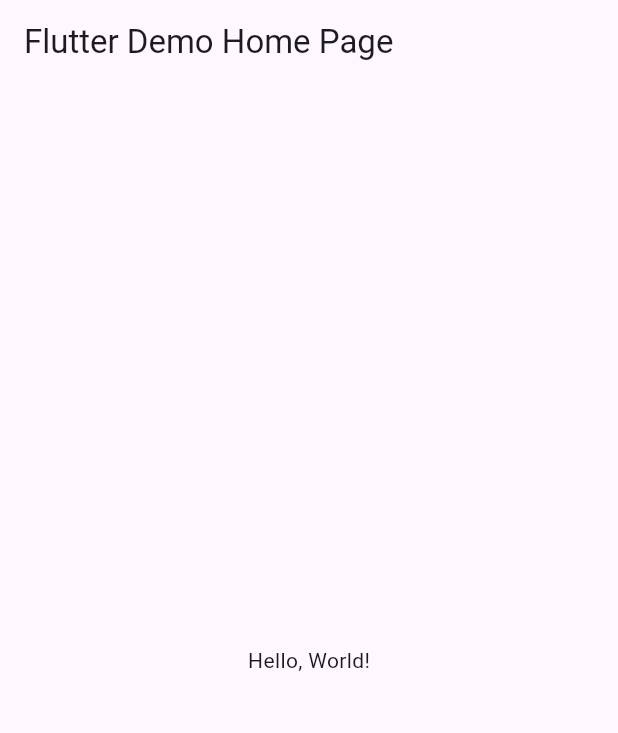
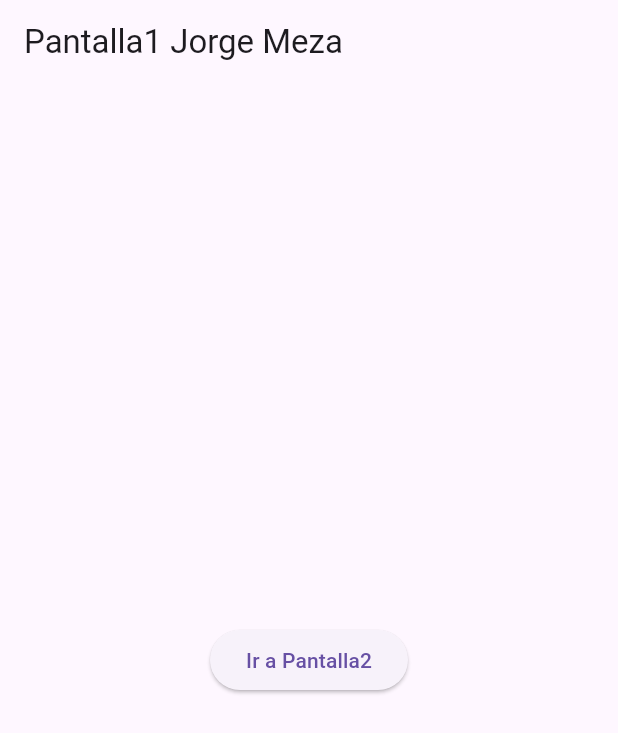
Before and after one commit to JorgeMeza123/p12-EntrePaginas-6J, a Flutter app: the screen it shows after launch, on a phone screen of 412 x 824 dp. Shown: the top 733 px of the screen. Run offline on Flutter 3.47's test engine with Material 3 defaults, Android fonts, the phone set to English and light mode, and no system bars.

```diff
--- a/lib/main.dart
+++ b/lib/main.dart
@@ -1,43 +1,22 @@
 import 'package:flutter/material.dart';
+import 'package:Meza/pantalla1.dart';
+import 'package:Meza/pantalla2.dart';
 
-void main() => runApp(MyApp());
+void main() => runApp(const AppEntrePaginas());
 
-class MyApp extends StatelessWidget {
-  const MyApp({super.key});
-  // This widget is the root of your application.
+class AppEntrePaginas extends StatelessWidget {
+  const AppEntrePaginas({Key? key}) : super(key: key);
+
   @override
   Widget build(BuildContext context) {
     return MaterialApp(
-      // Application name
-      title: 'Flutter Hello World',
-      // Application theme data, you can set the colors for the application as
-      // you want
-      theme: ThemeData(
-        // useMaterial3: true,
-        primarySwatch: Colors.blue,
-      ),
-      // A widget which will be started on application startup
-      home: MyHomePage(title: 'Flutter Demo Home Page'),
-    );
-  }
-}
-
-class MyHomePage extends StatelessWidget {
-  final String title;
-  const MyHomePage({super.key, required this.title});
-
-  @override
-  Widget build(BuildContext context) {
-    return Scaffold(
-      appBar: AppBar(
-        // The title text which will be shown on the action bar
-        title: Text(title),
-      ),
-      body: Center(
-        child: Text(
-          'Hello, World!',
-        ),
-      ),
-    );
-  }
-}
+      debugShowCheckedModeBanner: false,
+      title: "Web Jorge Meza",
+      initialRoute: "/",
+      routes: {
+        "/": (context) => Pantalla1(),
+        "/pantalla2": (context) => Pantalla2(),
+      }, //Ruta entre paginas
+    ); //Return Material
+  } //Widget
+} //Clase AppEntrePaginas
--- /dev/null
+++ b/lib/pantalla1.dart
@@ -0,0 +1,24 @@
+import 'package:flutter/material.dart';
+import 'package:Meza/pantalla1.dart';
+
+class Pantalla1 extends StatelessWidget {
+  const Pantalla1({Key? key}) : super(key: key);
+
+  @override
+  Widget build(BuildContext context) {
+    return Scaffold(
+      appBar: AppBar(
+        title: Text('Pantalla1 Jorge Meza'),
+      ),
+      body: Center(
+          child: ElevatedButton(
+        child: const Text("Ir a Pantalla2"),
+        onPressed: () {
+          Navigator.pushNamed(context, "/pantalla2",
+              arguments: "La mensa pantalla2"); //Fin Navigator
+        }, //Fin onpressed precionando boton
+      ) //Fin elevatedbutton
+          ),
+    );
+  } //Fin Widget
+} //Fin clase pantalla1
```
Also changed, not shown: lib/pantalla2.dart (added, +29 -0 lines).
